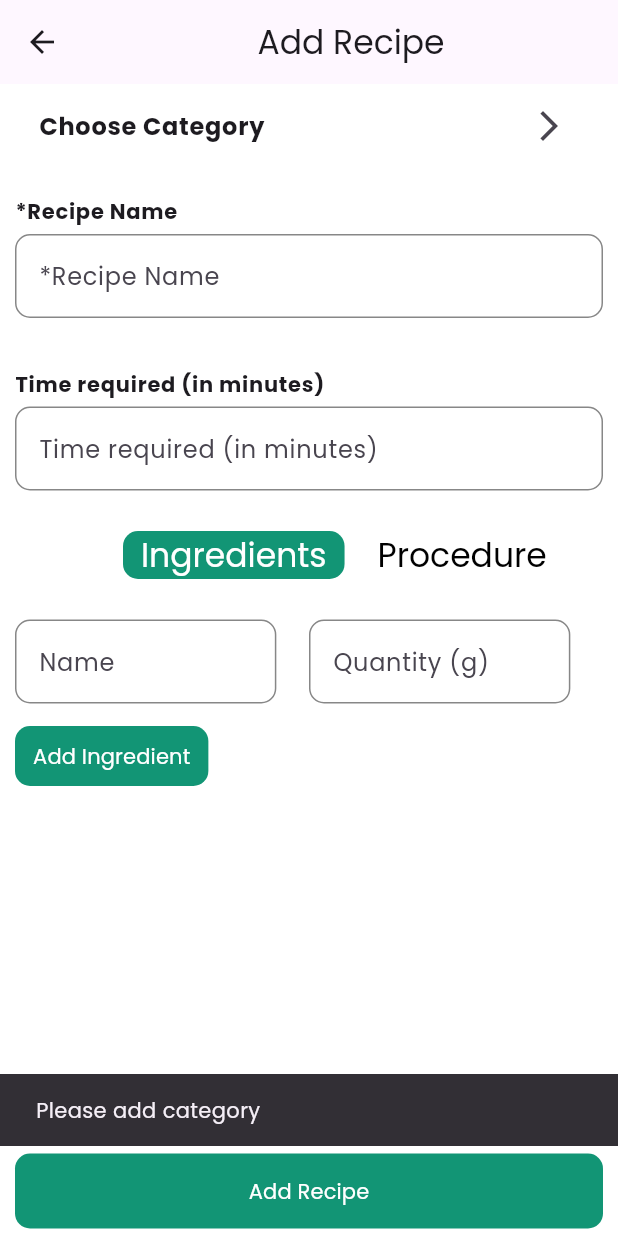
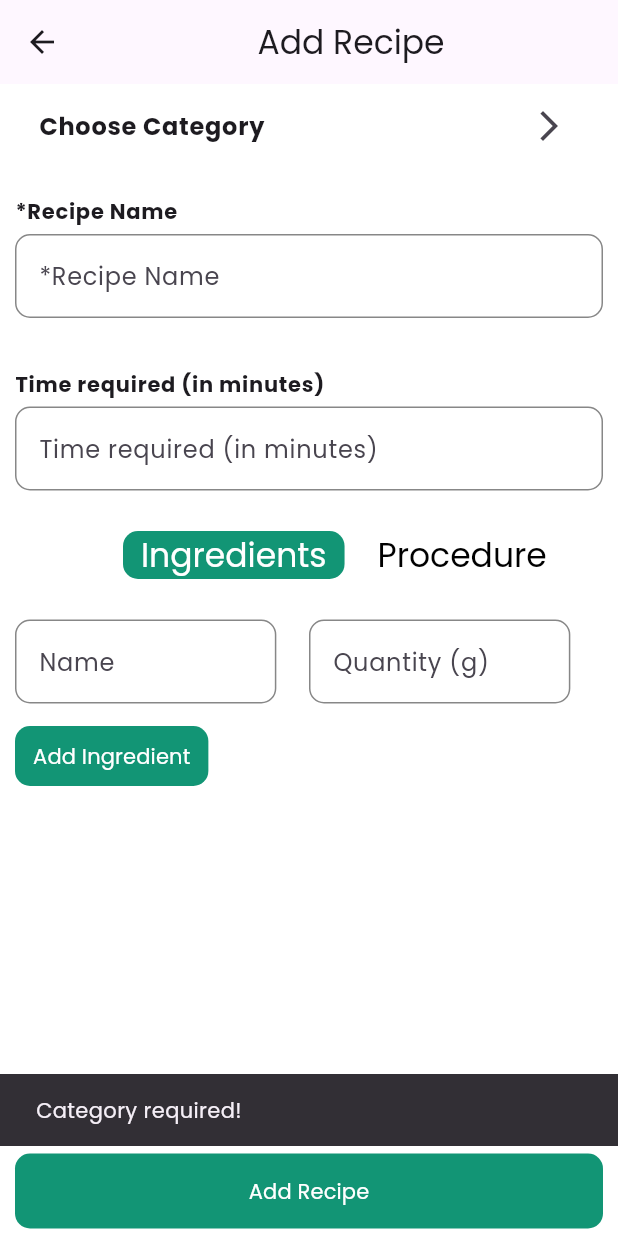
Before and after one commit to abdulrehman202/recipe_app, a Flutter app: the AddRecipeScreen screen opened directly, after a tap on "Add Recipe", on a phone screen of 412 x 824 dp. Run offline on Flutter 3.47's test engine with Material 3 defaults, Android fonts, the light colour scheme and no system bars; drawn by our look-alikes of chips_choice; our stand-ins replace cloud_firestore, firebase_auth, firebase_core, readmore, shared_preferences; missing offline and left inert: dart_either; accounts and stored records are empty.

Commit message:
snackbar generalized & rating glitch resolved

```diff
--- a/lib/Constants.dart
+++ b/lib/Constants.dart
@@ -122,4 +122,9 @@ static setUserId(String uid) async
       prefs.setString('uid', uid);
 }
 
+static double getNetRating(int r, int t)
+{
+    return t==0?0:r/t;
 }
+
+}
--- /dev/null
+++ b/lib/View/Custom Widgets/CustomSnackBar.dart
@@ -0,0 +1,9 @@
+import 'package:flutter/material.dart';
+
+ScaffoldFeatureController<SnackBar, SnackBarClosedReason> mySnackBar(BuildContext context, String msg)
+{
+  return ScaffoldMessenger.of(context).showSnackBar(
+                                     SnackBar(
+                                        content: Text(
+                                            msg)));
+}
--- a/lib/View/Custom Widgets/RecentRecipeCard.dart
+++ b/lib/View/Custom Widgets/RecentRecipeCard.dart
@@ -35,7 +35,7 @@ class RecentRecipeCard extends StatelessWidget {
                     ),
                     Wrap(
                       children: [
-                        for (int i = 0; i < ((recipe.totalRating??0)/(recipe.totalUsersWhoRated??1)).round(); i++)  Icon(Icons.star, color: Constants.YELLOW_LABEL_COLOR,),
+                        for (int i = 0; i < Constants.getNetRating(recipe.totalRating ??0 ,recipe.totalUsersWhoRated ??0).toInt() ; i++)  Icon(Icons.star, color: Constants.YELLOW_LABEL_COLOR,),
                       ],
                     ),
                     Container(
--- a/lib/View/Custom Widgets/RecipeCard.dart
+++ b/lib/View/Custom Widgets/RecipeCard.dart
@@ -5,12 +5,12 @@ import 'package:recipe_app/Model/Recipe.dart';
 class RecipeCard extends StatelessWidget {
   Recipe recipe;
   bool saved;
-  late double netRating;
+  late double? netRating;
   RecipeCard({super.key, required this.recipe, this.saved = false});
 
   @override
   Widget build(BuildContext context) {
-    netRating = (recipe.totalRating??0)/(recipe.totalUsersWhoRated??1);
+    netRating = Constants.getNetRating(recipe.totalRating ??0 , recipe.totalUsersWhoRated ??0);
     return Container(
       margin: const EdgeInsets.only(right: 20),
       width: 150,
@@ -105,7 +105,7 @@ class RecipeCard extends StatelessWidget {
               child: Row(
                 children: [
                   const Icon(Icons.star),
-                  Text(netRating.toString().padRight(2,'.0')),
+                  Text((netRating).toString().padRight(2,'.0')),
                 ],
               ),
             ),
--- a/lib/View/Custom Widgets/SavedRecipeCard.dart
+++ b/lib/View/Custom Widgets/SavedRecipeCard.dart
@@ -16,7 +16,7 @@ class _SavedecipeCardState extends State<SavedecipeCard> {
 
   @override
   Widget build(BuildContext context) {
-    netRating = (widget.recipe.totalRating??0)/(widget.recipe.totalUsersWhoRated??1);
+    netRating = Constants.getNetRating(widget.recipe.totalRating ??0 , widget.recipe.totalUsersWhoRated ??0);
 
     return Container(
       margin: const EdgeInsets.only(bottom: 10.0),
--- a/lib/View/add_recipe_screen.dart
+++ b/lib/View/add_recipe_screen.dart
@@ -9,6 +9,7 @@ import 'package:recipe_app/Model/Procedure.dart';
 import 'package:recipe_app/Model/Recipe.dart';
 import 'package:recipe_app/View/ChooseCategoryScreen.dart';
 import 'package:recipe_app/View/Custom%20Widgets/CustomProgressIndicator.dart';
+import 'package:recipe_app/View/Custom%20Widgets/CustomSnackBar.dart';
 import 'package:recipe_app/View/Custom%20Widgets/FlexibleButton.dart';
 import 'package:recipe_app/View/Custom%20Widgets/IngredientCard.dart';
 import 'package:recipe_app/View/Custom%20Widgets/ProcedureCard.dart';
@@ -41,23 +42,13 @@ class AddRecipeScreen extends StatelessWidget {
                         child: recipe.loading?CustomProgressIndicator(): FilledButton(
                             onPressed: () async {
                               if (recipe.catIndex == -1) {
-                                ScaffoldMessenger.of(context).showSnackBar(
-                                    const SnackBar(
-                                        content: Text('Please add category')));
+                                mySnackBar(context, 'Category required!');
                               }else if (textEditingController.text.isEmpty) {
-                                ScaffoldMessenger.of(context).showSnackBar(
-                                    const SnackBar(
-                                        content: Text('Recipe name required')));
+                                mySnackBar(context, 'Recipe name required!');
                               } else if (recipe.ingredientsList.length < 3) {
-                                ScaffoldMessenger.of(context).showSnackBar(
-                                    const SnackBar(
-                                        content: Text(
-                                            'Please add atleast 3 ingredients')));
+                                mySnackBar(context, 'Recipe should have atleast 3 ingredients');
                               } else if (recipe.procedureList.length < 3) {
-                                ScaffoldMessenger.of(context).showSnackBar(
-                                    const SnackBar(
-                                        content: Text(
-                                            'Please add atleast 3 procedures')));
+                                mySnackBar(context, 'Recipe should have atleast 3 procedures');
                               } else {
                                 String uid = await Constants.getUserId();
                                 Recipe recipeObj = Recipe(
@@ -70,7 +61,7 @@ class AddRecipeScreen extends StatelessWidget {
                                     uid,0,0);
                               Either<String, String> res =  await recipe.addRecipe(recipeObj);
                               res.fold(ifLeft: (s){
-                                ScaffoldMessenger.of(context).showSnackBar(SnackBar(content: Text(s)));
+                                mySnackBar(context, s);
                               }, ifRight: (s){
                                 Navigator.pop(context);
                               });
--- a/lib/View/profile_setup_screen.dart
+++ b/lib/View/profile_setup_screen.dart
@@ -3,12 +3,14 @@ import 'package:provider/provider.dart';
 import 'package:recipe_app/Constants.dart';
 import 'package:recipe_app/Provider/profile_setup_provider.dart';
 import 'package:recipe_app/View/Custom%20Widgets/CustomProgressIndicator.dart';
+import 'package:recipe_app/View/Custom%20Widgets/CustomSnackBar.dart';
 import 'package:recipe_app/View/Custom%20Widgets/CustomTextField.dart';
 import 'package:recipe_app/View/Custom%20Widgets/DefaultProfileImageWidget.dart';
 import 'package:recipe_app/View/main_screen.dart';
 
 class ProfileSetupScreen extends StatelessWidget {
   String uid;
+  final _scaffoldKey = GlobalKey<ScaffoldState>();
 
   final TextEditingController _nameController = TextEditingController();
   final TextEditingController _bioController = TextEditingController();
@@ -16,7 +18,9 @@ class ProfileSetupScreen extends StatelessWidget {
 
   @override
   Widget build(BuildContext context) {
+
     return Scaffold(
+      key: _scaffoldKey,
       body: Consumer<UserProfileSetupProvider>(builder: (context, user,_) => _body(context, user)),
     );
   }
@@ -50,7 +54,7 @@ class ProfileSetupScreen extends StatelessWidget {
 
               if(!provider.success)
               {
-                ScaffoldMessenger.of(ctx).showSnackBar(SnackBar(content: Text(provider.msg)));
+                mySnackBar(_scaffoldKey.currentState!.context , provider.msg);
               }
               else{
                 await Constants.setUserId(uid);
--- a/lib/View/recipe_view_screen.dart
+++ b/lib/View/recipe_view_screen.dart
@@ -187,9 +187,9 @@ class RecipeViewScreen extends StatelessWidget {
                   overflow: TextOverflow.clip,
                   style: Theme.of(context).textTheme.labelMedium,
                 )),
-            const Expanded(
+            Expanded(
                 child: Align(
-                    alignment: Alignment.centerRight, child: Text('(13k reviews)')))
+                    alignment: Alignment.centerRight, child: Text('${recipe.totalUsersWhoRated??0} rating(s)')))
           ],
         ),
         Row(
--- a/lib/View/review_screen.dart
+++ b/lib/View/review_screen.dart
@@ -6,6 +6,7 @@ import 'package:recipe_app/Model/Review.dart';
 import 'package:recipe_app/Provider/review_screen_provider.dart';
 import 'package:recipe_app/View/Custom%20Widgets/CommentCard.dart';
 import 'package:recipe_app/View/Custom%20Widgets/CustomProgressIndicator.dart';
+import 'package:recipe_app/View/Custom%20Widgets/CustomSnackBar.dart';
 
 
 class ReviewScreen extends StatefulWidget {
@@ -154,7 +155,7 @@ class _ReviewScreenState extends State<ReviewScreen> {
                 {
                   if(_commentController.text.isEmpty)
                   {
-                    ScaffoldMessenger.of(_scaffoldKey.currentState!.context).showSnackBar(const SnackBar(content: Text('Comment cannot be empty')));
+                    mySnackBar(context, 'Comment cannot be empty');
                   }
                   else{
                     String myName = await provider.getMyName();
--- a/lib/View/sign_up_screen.dart
+++ b/lib/View/sign_up_screen.dart
@@ -3,6 +3,7 @@ import 'package:provider/provider.dart';
 import 'package:recipe_app/Constants.dart';
 import 'package:recipe_app/Provider/sign_up_provider.dart';
 import 'package:recipe_app/View/Custom%20Widgets/CustomProgressIndicator.dart';
+import 'package:recipe_app/View/Custom%20Widgets/CustomSnackBar.dart';
 import 'package:recipe_app/View/Custom%20Widgets/CustomTextField.dart';
 import 'package:recipe_app/View/profile_setup_screen.dart';
 
@@ -79,7 +80,7 @@ class SignUpScreen extends StatelessWidget {
 
                           var res = await provider.registerUser(_emailController.text,_passwordController.text,_confirmPasswordController.text);
                           res.fold(ifLeft: (l)=>
-                          ScaffoldMessenger.of(context).showSnackBar(SnackBar(content: Text(l.toString()))),ifRight: (r){
+                          mySnackBar(context, l.toString()),ifRight: (r){
                             _emailController.clear();
                             _passwordController.clear();
                             _confirmPasswordController.clear();
@@ -88,7 +89,7 @@ class SignUpScreen extends StatelessWidget {
 
                             });}
                         else{
-                          ScaffoldMessenger.of(context).showSnackBar(SnackBar(content: Text(provider.msg)));
+                          mySnackBar(context, provider.msg);
                         }
                         }, child: provider.loading?CustomProgressIndicator(): const Text('Sign Up'))),
                 Container(
```
Also changed, not shown: lib/View/login_screen.dart (+3 -5 lines).
